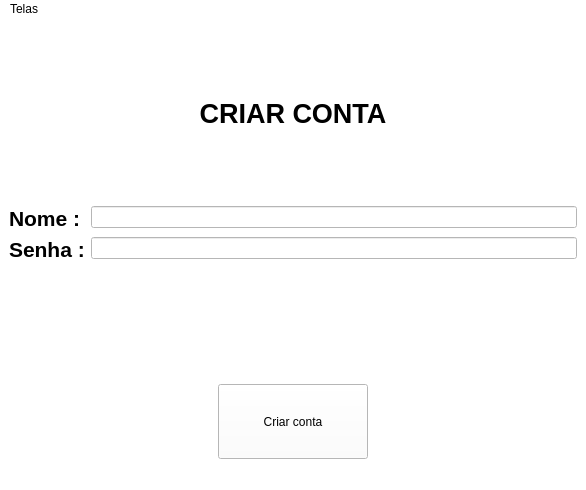
JoaoEmanuell/Meus-Estudos-Python, file Projetos/CRUD/interfaces/create_account.ui: the form before one commit.
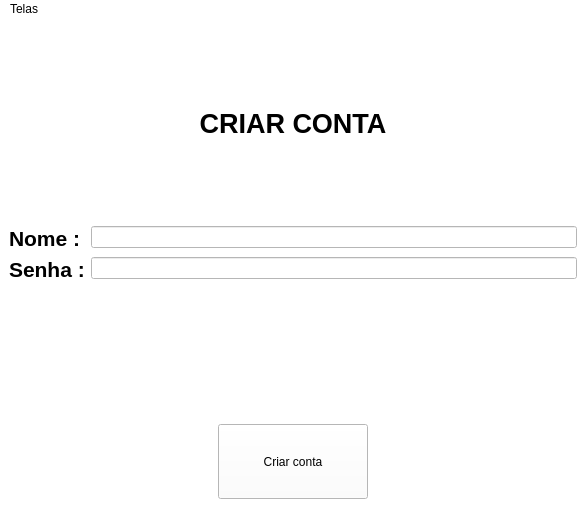
The form after the commit.

Commit message: Update shortcut for all buttons

Diff of the .ui file:
```diff
--- a/Projetos/CRUD/interfaces/create_account.ui
+++ b/Projetos/CRUD/interfaces/create_account.ui
@@ -7,7 +7,7 @@
     <x>0</x>
     <y>0</y>
     <width>586</width>
-    <height>490</height>
+    <height>530</height>
    </rect>
   </property>
   <property name="windowTitle">
```
Left out of the diff: 3 changed lines with no effect on the pictures. The commit also changes 2 other files.
